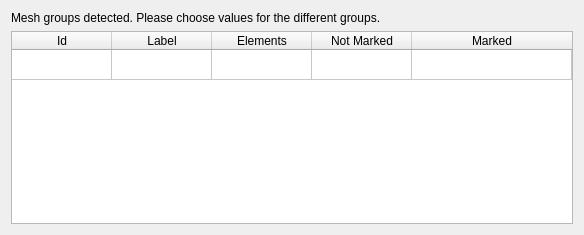
Qt form src/Mod/Fem/Gui/Resources/ui/MeshGroupXDMFExport.ui (southseact-3d/fcd) before a commit.
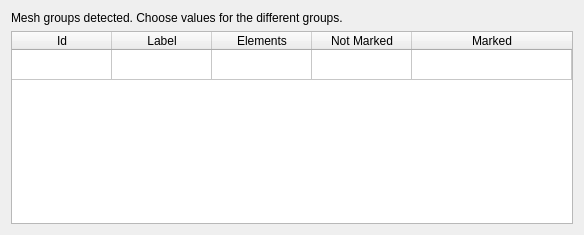
The same form after that commit.

Diff of the .ui file:
```diff
--- a/src/Mod/Fem/Gui/Resources/ui/MeshGroupXDMFExport.ui
+++ b/src/Mod/Fem/Gui/Resources/ui/MeshGroupXDMFExport.ui
@@ -20,7 +20,7 @@
    <item row="0" column="0">
     <widget class="QLabel" name="label">
      <property name="text">
-      <string>Mesh groups detected. Please choose values for the different groups.</string>
+      <string>Mesh groups detected. Choose values for the different groups.</string>
      </property>
     </widget>
    </item>
```
